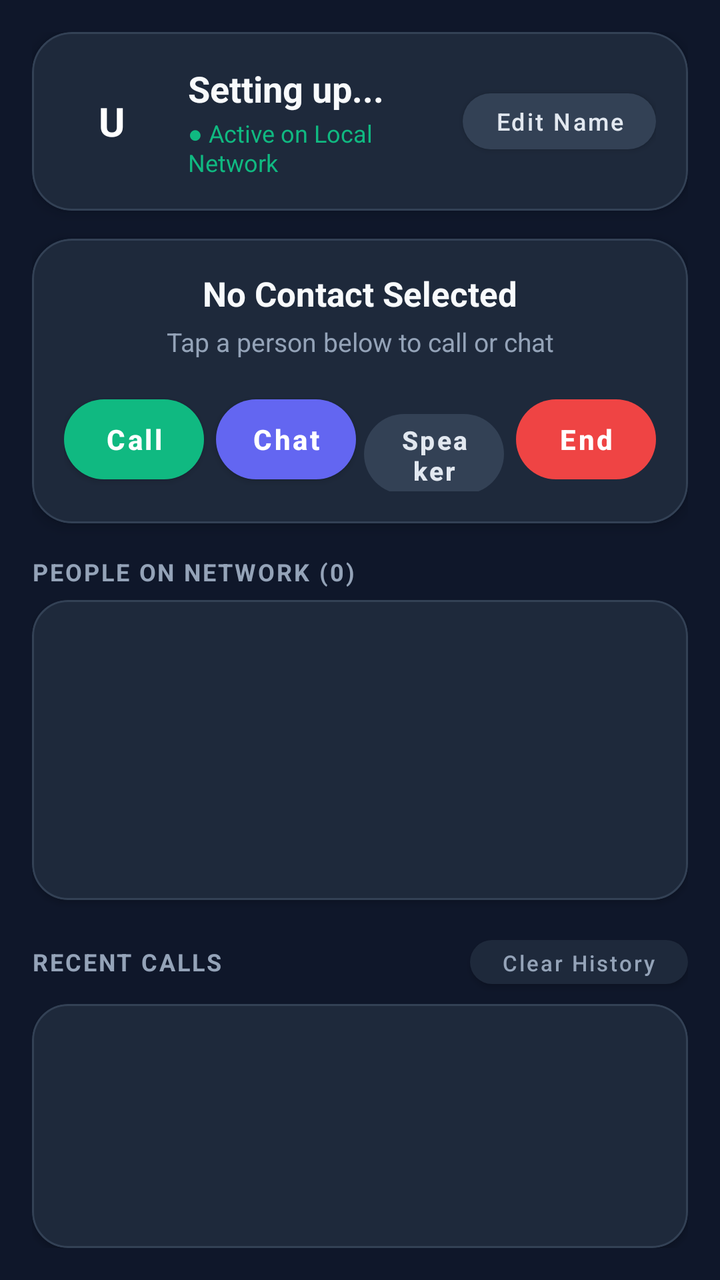
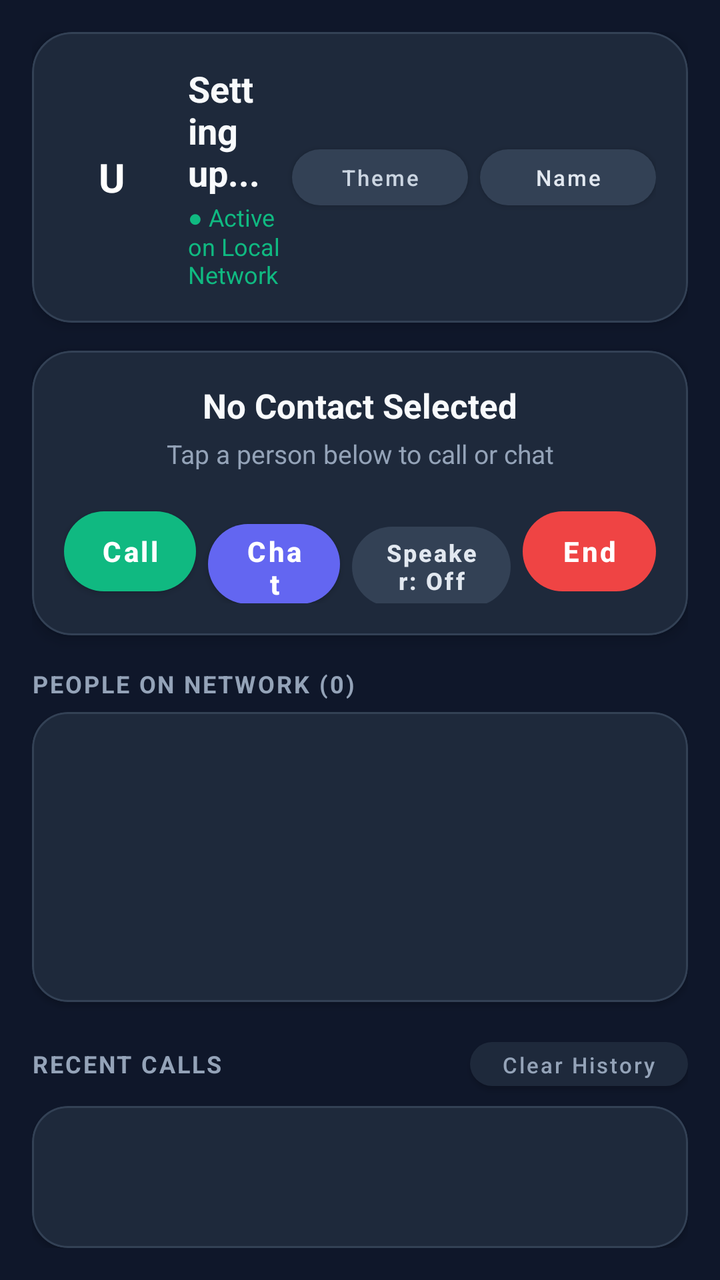

The first picture is an Android layout as it rendered before a commit; the second is the same layout after the commit. The layout source and the unified diff follow.
<!-- AndroidManifest.xml: application theme Theme.MaterialComponents.DayNight.NoActionBar -->
<!-- res/layout/activity_main.xml -->
<?xml version="1.0" encoding="utf-8"?>
<FrameLayout xmlns:android="http://schemas.android.com/apk/res/android"
    xmlns:app="http://schemas.android.com/apk/res-auto"
    android:id="@+id/rootContainer"
    android:layout_width="match_parent"
    android:layout_height="match_parent"
    android:background="#0F172A">

    
    <LinearLayout
        android:id="@+id/layoutMain"
        android:layout_width="match_parent"
        android:layout_height="match_parent"
        android:orientation="vertical"
        android:padding="16dp">

        <com.google.android.material.card.MaterialCardView
            android:layout_width="match_parent"
            android:layout_height="wrap_content"
            app:cardBackgroundColor="#1E293B"
            app:cardCornerRadius="20dp"
            app:cardElevation="4dp"
            app:strokeColor="#334155"
            app:strokeWidth="1dp">

            <LinearLayout
                android:layout_width="match_parent"
                android:layout_height="wrap_content"
                android:orientation="horizontal"
                android:padding="16dp"
                android:gravity="center_vertical">

                <TextView
                    android:id="@+id/tvAvatarInitial"
                    android:layout_width="48dp"
                    android:layout_height="48dp"
                    android:gravity="center"
                    android:text="U"
                    android:textColor="#FFFFFF"
                    android:textSize="20sp"
                    android:textStyle="bold" />

                <LinearLayout
                    android:layout_width="0dp"
                    android:layout_height="wrap_content"
                    android:layout_weight="1"
                    android:orientation="vertical"
                    android:layout_marginStart="14dp">

                    <TextView
                        android:id="@+id/tvUsername"
                        android:layout_width="wrap_content"
                        android:layout_height="wrap_content"
                        android:text="Setting up..."
                        android:textColor="#F8FAFC"
                        android:textSize="18sp"
                        android:textStyle="bold" />

                    <TextView
                        android:id="@+id/tvNetworkStatus"
                        android:layout_width="wrap_content"
                        android:layout_height="wrap_content"
                        android:text="● Active on Local Network"
                        android:textColor="#10B981"
                        android:textSize="12sp"
                        android:layout_marginTop="2dp" />
                </LinearLayout>

                <com.google.android.material.button.MaterialButton
                    android:id="@+id/btnChangeName"
                    android:layout_width="wrap_content"
                    android:layout_height="40dp"
                    android:text="Edit Name"
                    android:textSize="12sp"
                    android:textAllCaps="false"
                    android:textColor="#E2E8F0"
                    app:backgroundTint="#334155"
                    app:cornerRadius="20dp" />
            </LinearLayout>
        </com.google.android.material.card.MaterialCardView>

        <com.google.android.material.card.MaterialCardView
            android:id="@+id/cardStatus"
            android:layout_width="match_parent"
            android:layout_height="wrap_content"
            android:layout_marginTop="14dp"
            app:cardBackgroundColor="#1E293B"
            app:cardCornerRadius="20dp"
            app:cardElevation="4dp"
            app:strokeColor="#334155"
            app:strokeWidth="1dp">

            <LinearLayout
                android:layout_width="match_parent"
                android:layout_height="wrap_content"
                android:orientation="vertical"
                android:padding="16dp">

                <TextView
                    android:id="@+id/tvStatusTitle"
                    android:layout_width="match_parent"
                    android:layout_height="wrap_content"
                    android:text="No Contact Selected"
                    android:textColor="#F8FAFC"
                    android:textSize="17sp"
                    android:textStyle="bold"
                    android:gravity="center" />

                <TextView
                    android:id="@+id/tvStatusSubtitle"
                    android:layout_width="match_parent"
                    android:layout_height="wrap_content"
                    android:text="Tap a person below to call or chat"
                    android:textColor="#94A3B8"
                    android:textSize="13sp"
                    android:gravity="center"
                    android:layout_marginTop="4dp" />

                <LinearLayout
                    android:layout_width="match_parent"
                    android:layout_height="wrap_content"
                    android:orientation="horizontal"
                    android:layout_marginTop="14dp">

                    <com.google.android.material.button.MaterialButton
                        android:id="@+id/btnCall"
                        android:layout_width="0dp"
                        android:layout_height="52dp"
                        android:layout_weight="1"
                        android:text="Call"
                        android:textSize="14sp"
                        android:textStyle="bold"
                        android:textAllCaps="false"
                        android:textColor="#FFFFFF"
                        app:backgroundTint="#10B981"
                        app:cornerRadius="26dp"
                        android:layout_marginEnd="4dp" />

                    <com.google.android.material.button.MaterialButton
                        android:id="@+id/btnOpenChat"
                        android:layout_width="0dp"
                        android:layout_height="52dp"
                        android:layout_weight="1"
                        android:text="Chat"
                        android:textSize="14sp"
                        android:textStyle="bold"
                        android:textAllCaps="false"
                        android:textColor="#FFFFFF"
                        app:backgroundTint="#6366F1"
                        app:cornerRadius="26dp"
                        android:layout_marginStart="2dp"
                        android:layout_marginEnd="2dp" />

                    <com.google.android.material.button.MaterialButton
                        android:id="@+id/btnSpeaker"
                        android:layout_width="0dp"
                        android:layout_height="52dp"
                        android:layout_weight="1"
                        android:text="Speaker"
                        android:textSize="13sp"
                        android:textStyle="bold"
                        android:textAllCaps="false"
                        android:textColor="#E2E8F0"
                        android:enabled="false"
                        app:backgroundTint="#334155"
                        app:cornerRadius="26dp"
                        android:layout_marginStart="2dp"
                        android:layout_marginEnd="2dp" />

                    <com.google.android.material.button.MaterialButton
                        android:id="@+id/btnEndCall"
                        android:layout_width="0dp"
                        android:layout_height="52dp"
                        android:layout_weight="1"
                        android:text="End"
                        android:textSize="14sp"
                        android:textStyle="bold"
                        android:textAllCaps="false"
                        android:textColor="#FFFFFF"
                        android:enabled="false"
                        app:backgroundTint="#EF4444"
                        app:cornerRadius="26dp"
                        android:layout_marginStart="4dp" />
                </LinearLayout>
            </LinearLayout>
        </com.google.android.material.card.MaterialCardView>

        <TextView
            android:id="@+id/tvDeviceCount"
            android:layout_width="match_parent"
            android:layout_height="wrap_content"
            android:text="PEOPLE ON NETWORK (0)"
            android:textColor="#94A3B8"
            android:textSize="12sp"
            android:textStyle="bold"
            android:letterSpacing="0.08"
            android:layout_marginTop="16dp"
            android:layout_marginBottom="6dp" />

        <com.google.android.material.card.MaterialCardView
            android:layout_width="match_parent"
            android:layout_height="150dp"
            app:cardBackgroundColor="#1E293B"
            app:cardCornerRadius="18dp"
            app:cardElevation="2dp"
            app:strokeColor="#334155"
            app:strokeWidth="1dp">

            <ListView
                android:id="@+id/lvDevices"
                android:layout_width="match_parent"
                android:layout_height="match_parent"
                android:divider="@android:color/transparent"
                android:dividerHeight="6dp"
                android:padding="8dp"
                android:clipToPadding="false" />
        </com.google.android.material.card.MaterialCardView>

        <LinearLayout
            android:layout_width="match_parent"
            android:layout_height="wrap_content"
            android:orientation="horizontal"
            android:gravity="center_vertical"
            android:layout_marginTop="14dp"
            android:layout_marginBottom="4dp">

            <TextView
                android:layout_width="0dp"
                android:layout_height="wrap_content"
                android:layout_weight="1"
                android:text="RECENT CALLS"
                android:textColor="#94A3B8"
                android:textSize="12sp"
                android:textStyle="bold"
                android:letterSpacing="0.08" />

            <com.google.android.material.button.MaterialButton
                android:id="@+id/btnClearLogs"
                android:layout_width="wrap_content"
                android:layout_height="34dp"
                android:text="Clear History"
                android:textSize="11sp"
                android:textAllCaps="false"
                android:textColor="#94A3B8"
                app:backgroundTint="#1E293B"
                app:cornerRadius="17dp" />
        </LinearLayout>

        <com.google.android.material.card.MaterialCardView
            android:layout_width="match_parent"
            android:layout_height="0dp"
            android:layout_weight="1"
            app:cardBackgroundColor="#1E293B"
            app:cardCornerRadius="18dp"
            app:cardElevation="2dp"
            app:strokeColor="#334155"
            app:strokeWidth="1dp">

            <ListView
                android:id="@+id/lvCallLogs"
                android:layout_width="match_parent"
                android:layout_height="match_parent"
                android:divider="#334155"
                android:dividerHeight="1dp"
                android:padding="8dp"
                android:clipToPadding="false" />
        </com.google.android.material.card.MaterialCardView>

    </LinearLayout>

    
    <LinearLayout
        android:id="@+id/layoutChat"
        android:layout_width="match_parent"
        android:layout_height="match_parent"
        android:orientation="vertical"
        android:background="#0F172A"
        android:visibility="gone">

        <LinearLayout
            android:layout_width="match_parent"
            android:layout_height="wrap_content"
            android:orientation="horizontal"
            android:gravity="center_vertical"
            android:background="#1E293B"
            android:paddingStart="12dp"
            android:paddingEnd="12dp"
            android:paddingTop="12dp"
            android:paddingBottom="12dp">

            <TextView
                android:id="@+id/btnBackFromChat"
                android:layout_width="wrap_content"
                android:layout_height="wrap_content"
                android:text="‹"
                android:textColor="#F8FAFC"
                android:textSize="32sp"
                android:paddingStart="4dp"
                android:paddingEnd="12dp" />

            <LinearLayout
                android:layout_width="0dp"
                android:layout_height="wrap_content"
                android:layout_weight="1"
                android:orientation="vertical">

                <TextView
                    android:id="@+id/tvChatTitle"
                    android:layout_width="wrap_content"
                    android:layout_height="wrap_content"
                    android:text="Chat with User"
                    android:textColor="#F8FAFC"
                    android:textSize="17sp"
                    android:textStyle="bold" />

                <TextView
                    android:id="@+id/tvChatSubtitle"
                    android:layout_width="wrap_content"
                    android:layout_height="wrap_content"
                    android:text="● Online on LAN"
                    android:textColor="#10B981"
                    android:textSize="12sp" />
            </LinearLayout>

            <com.google.android.material.button.MaterialButton
                android:id="@+id/btnClearChat"
                android:layout_width="wrap_content"
                android:layout_height="36dp"
                android:text="Clear"
                android:textSize="11sp"
                android:textAllCaps="false"
                android:textColor="#94A3B8"
                app:backgroundTint="#334155"
                app:cornerRadius="18dp" />
        </LinearLayout>

        <ListView
            android:id="@+id/lvChatMessages"
            android:layout_width="match_parent"
            android:layout_height="0dp"
            android:layout_weight="1"
            android:divider="@android:color/transparent"
            android:dividerHeight="8dp"
            android:padding="12dp"
            android:clipToPadding="false"
            android:transcriptMode="alwaysScroll" />

        <LinearLayout
            android:layout_width="match_parent"
            android:layout_height="wrap_content"
            android:orientation="horizontal"
            android:gravity="center_vertical"
            android:background="#1E293B"
            android:padding="10dp">

            <EditText
                android:id="@+id/etChatMessage"
                android:layout_width="0dp"
                android:layout_height="wrap_content"
                android:layout_weight="1"
                android:hint="Type a message..."
                android:textColorHint="#64748B"
                android:textColor="#F8FAFC"
                android:textSize="15sp"
                android:paddingStart="16dp"
                android:paddingEnd="16dp"
                android:paddingTop="10dp"
                android:paddingBottom="10dp"
                android:background="@android:color/transparent" />

            <com.google.android.material.button.MaterialButton
                android:id="@+id/btnSendChat"
                android:layout_width="wrap_content"
                android:layout_height="44dp"
                android:text="Send"
                android:textSize="13sp"
                android:textAllCaps="false"
                android:textColor="#FFFFFF"
                app:backgroundTint="#6366F1"
                app:cornerRadius="22dp"
                android:layout_marginStart="8dp" />
        </LinearLayout>
    </LinearLayout>

</FrameLayout>
<!-- resources referenced by this layout -->
<resources>

</resources>

<!-- the commit's change to res/layout/activity_main.xml (unified diff, before → after) -->
@@ -14,6 +14,7 @@
         android:orientation="vertical"
         android:padding="16dp">
 
+        
         <com.google.android.material.card.MaterialCardView
             android:layout_width="match_parent"
             android:layout_height="wrap_content"
@@ -67,11 +68,23 @@
                 </LinearLayout>
 
                 <com.google.android.material.button.MaterialButton
+                    android:id="@+id/btnTheme"
+                    android:layout_width="wrap_content"
+                    android:layout_height="40dp"
+                    android:text="Theme"
+                    android:textSize="11sp"
+                    android:textAllCaps="false"
+                    android:textColor="#CBD5E1"
+                    app:backgroundTint="#334155"
+                    app:cornerRadius="20dp"
+                    android:layout_marginEnd="6dp" />
+
+                <com.google.android.material.button.MaterialButton
                     android:id="@+id/btnChangeName"
                     android:layout_width="wrap_content"
                     android:layout_height="40dp"
-                    android:text="Edit Name"
-                    android:textSize="12sp"
+                    android:text="Name"
+                    android:textSize="11sp"
                     android:textAllCaps="false"
                     android:textColor="#E2E8F0"
                     app:backgroundTint="#334155"
@@ -79,6 +92,7 @@
             </LinearLayout>
         </com.google.android.material.card.MaterialCardView>
 
+        
         <com.google.android.material.card.MaterialCardView
             android:id="@+id/cardStatus"
             android:layout_width="match_parent"
@@ -134,7 +148,7 @@
                         android:textColor="#FFFFFF"
                         app:backgroundTint="#10B981"
                         app:cornerRadius="26dp"
-                        android:layout_marginEnd="4dp" />
+                        android:layout_marginEnd="3dp" />
 
                     <com.google.android.material.button.MaterialButton
                         android:id="@+id/btnOpenChat"
@@ -148,24 +162,24 @@
                         android:textColor="#FFFFFF"
                         app:backgroundTint="#6366F1"
                         app:cornerRadius="26dp"
-                        android:layout_marginStart="2dp"
-                        android:layout_marginEnd="2dp" />
+                        android:layout_marginStart="3dp"
+                        android:layout_marginEnd="3dp" />
 
                     <com.google.android.material.button.MaterialButton
                         android:id="@+id/btnSpeaker"
                         android:layout_width="0dp"
                         android:layout_height="52dp"
-                        android:layout_weight="1"
-                        android:text="Speaker"
-                        android:textSize="13sp"
+                        android:layout_weight="1.2"
+                        android:text="Speaker: Off"
+                        android:textSize="12sp"
                         android:textStyle="bold"
                         android:textAllCaps="false"
                         android:textColor="#E2E8F0"
                         android:enabled="false"
                         app:backgroundTint="#334155"
                         app:cornerRadius="26dp"
-                        android:layout_marginStart="2dp"
-                        android:layout_marginEnd="2dp" />
+                        android:layout_marginStart="3dp"
+                        android:layout_marginEnd="3dp" />
 
                     <com.google.android.material.button.MaterialButton
                         android:id="@+id/btnEndCall"
@@ -180,11 +194,12 @@
                         android:enabled="false"
                         app:backgroundTint="#EF4444"
                         app:cornerRadius="26dp"
-                        android:layout_marginStart="4dp" />
+                        android:layout_marginStart="3dp" />
                 </LinearLayout>
             </LinearLayout>
         </com.google.android.material.card.MaterialCardView>
 
+        
         <TextView
             android:id="@+id/tvDeviceCount"
             android:layout_width="match_parent"
@@ -199,7 +214,7 @@
 
         <com.google.android.material.card.MaterialCardView
             android:layout_width="match_parent"
-            android:layout_height="150dp"
+            android:layout_height="145dp"
             app:cardBackgroundColor="#1E293B"
             app:cardCornerRadius="18dp"
             app:cardElevation="2dp"
@@ -216,6 +231,7 @@
                 android:clipToPadding="false" />
         </com.google.android.material.card.MaterialCardView>
 
+        
         <LinearLayout
             android:layout_width="match_parent"
             android:layout_height="wrap_content"
@@ -382,4 +398,112 @@
         </LinearLayout>
     </LinearLayout>
 
+    
+    <LinearLayout
+        android:id="@+id/layoutIncomingCall"
+        android:layout_width="match_parent"
+        android:layout_height="match_parent"
+        android:orientation="vertical"
+        android:gravity="center_horizontal"
+        android:background="#1E1B4B"
+        android:visibility="gone"
+        android:clickable="true"
+        android:focusable="true">
+
+        <TextView
+            android:id="@+id/tvCallScreenAvatar"
+            android:layout_width="120dp"
+            android:layout_height="120dp"
+            android:gravity="center"
+            android:text="?"
+            android:textColor="#FFFFFF"
+            android:textSize="48sp"
+            android:textStyle="bold"
+            android:layout_marginTop="120dp" />
+
+        <TextView
+            android:id="@+id/tvCallScreenName"
+            android:layout_width="wrap_content"
+            android:layout_height="wrap_content"
+            android:text="Incoming Call"
+            android:textColor="#F8FAFC"
+            android:textSize="28sp"
+            android:textStyle="bold"
+            android:layout_marginTop="24dp" />
+
+        <TextView
+            android:id="@+id/tvCallScreenStatus"
+            android:layout_width="wrap_content"
+            android:layout_height="wrap_content"
+            android:text="Incoming LAN Voice Call..."
+            android:textColor="#CBD5E1"
+            android:textSize="15sp"
+            android:layout_marginTop="8dp" />
+
+        <View
+            android:layout_width="match_parent"
+            android:layout_height="0dp"
+            android:layout_weight="1" />
+
+        <LinearLayout
+            android:layout_width="match_parent"
+            android:layout_height="wrap_content"
+            android:orientation="horizontal"
+            android:gravity="center"
+            android:paddingBottom="72dp">
+
+            <LinearLayout
+                android:layout_width="wrap_content"
+                android:layout_height="wrap_content"
+                android:orientation="vertical"
+                android:gravity="center_horizontal"
+                android:layout_marginEnd="48dp">
+
+                <com.google.android.material.button.MaterialButton
+                    android:id="@+id/btnCallScreenDecline"
+                    android:layout_width="72dp"
+                    android:layout_height="72dp"
+                    android:text="✕"
+                    android:textSize="24sp"
+                    android:textColor="#FFFFFF"
+                    app:backgroundTint="#EF4444"
+                    app:cornerRadius="36dp" />
+
+                <TextView
+                    android:layout_width="wrap_content"
+                    android:layout_height="wrap_content"
+                    android:text="Decline"
+                    android:textColor="#CBD5E1"
+                    android:textSize="13sp"
+                    android:layout_marginTop="8dp" />
+            </LinearLayout>
+
+            <LinearLayout
+                android:layout_width="wrap_content"
+                android:layout_height="wrap_content"
+                android:orientation="vertical"
+                android:gravity="center_horizontal"
+                android:layout_marginStart="48dp">
+
+                <com.google.android.material.button.MaterialButton
+                    android:id="@+id/btnCallScreenAccept"
+                    android:layout_width="72dp"
+                    android:layout_height="72dp"
+                    android:text="📞"
+                    android:textSize="24sp"
+                    android:textColor="#FFFFFF"
+                    app:backgroundTint="#10B981"
+                    app:cornerRadius="36dp" />
+
+                <TextView
+                    android:layout_width="wrap_content"
+                    android:layout_height="wrap_content"
+                    android:text="Accept"
+                    android:textColor="#CBD5E1"
+                    android:textSize="13sp"
+                    android:layout_marginTop="8dp" />
+            </LinearLayout>
+        </LinearLayout>
+    </LinearLayout>
+
 </FrameLayout>
